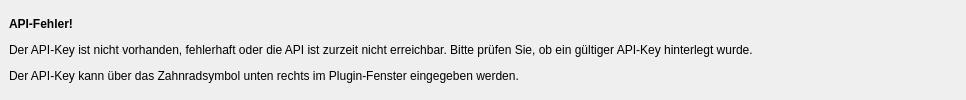
poliscope-de/poliscope-qgis-plugin, file ui/list_missing_api_key_error_widget.ui: the form before one commit.
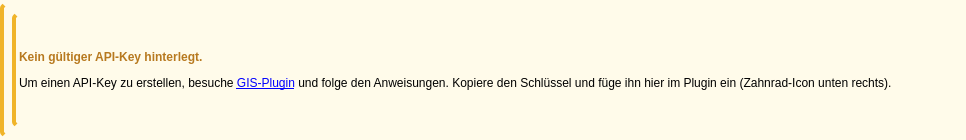
The form after the commit.

Patch:
```diff
--- a/ui/list_missing_api_key_error_widget.ui
+++ b/ui/list_missing_api_key_error_widget.ui
@@ -22,7 +22,7 @@
   <property name="minimumSize">
    <size>
     <width>300</width>
-    <height>100</height>
+    <height>140</height>
    </size>
   </property>
   <property name="maximumSize">
@@ -38,28 +38,31 @@
    <bool>true</bool>
   </property>
   <property name="styleSheet">
-   <string notr="true"/>
+   <string notr="true">QWidget { background-color: #fffbea; border-left: 4px solid #f0b429; border-radius: 4px; margin: 4px 6px 4px 0px; }</string>
   </property>
   <layout class="QVBoxLayout" name="verticalLayout">
    <property name="spacing">
-    <number>0</number>
+    <number>4</number>
    </property>
    <property name="leftMargin">
-    <number>9</number>
+    <number>12</number>
    </property>
    <property name="topMargin">
-    <number>3</number>
+    <number>10</number>
    </property>
    <property name="rightMargin">
-    <number>9</number>
+    <number>12</number>
    </property>
    <property name="bottomMargin">
-    <number>3</number>
+    <number>10</number>
    </property>
    <item>
     <widget class="QLabel" name="label">
      <property name="text">
-      <string>&lt;html&gt;&lt;head/&gt;&lt;body&gt;&lt;p&gt;&lt;span style=&quot; font-weight:600;&quot;&gt;API-Fehler!&lt;/span&gt;&lt;/p&gt;&lt;p&gt;Der API-Key ist nicht vorhanden, fehlerhaft oder die API ist zurzeit nicht erreichbar. Bitte prüfen Sie, ob ein gültiger API-Key hinterlegt wurde. &lt;/p&gt;&lt;p&gt;Der API-Key kann über das Zahnradsymbol unten rechts im Plugin-Fenster eingegeben werden. &lt;/p&gt;&lt;/body&gt;&lt;/html&gt;</string>
+      <string>&lt;html&gt;&lt;head/&gt;&lt;body&gt;&lt;p&gt;&lt;span style=&quot; font-weight:600; color:#b7791f;&quot;&gt;Kein gültiger API-Key hinterlegt.&lt;/span&gt;&lt;/p&gt;&lt;p&gt;Um einen API-Key zu erstellen, besuche &lt;a href=&quot;https://poliscope.de/app/gis-plugin&quot;&gt;GIS-Plugin&lt;/a&gt; und folge den Anweisungen. Kopiere den Schlüssel und füge ihn hier im Plugin ein (Zahnrad-Icon unten rechts).&lt;/p&gt;&lt;/body&gt;&lt;/html&gt;</string>
+     </property>
+     <property name="wordWrap">
+      <bool>true</bool>
      </property>
     </widget>
    </item>
```
